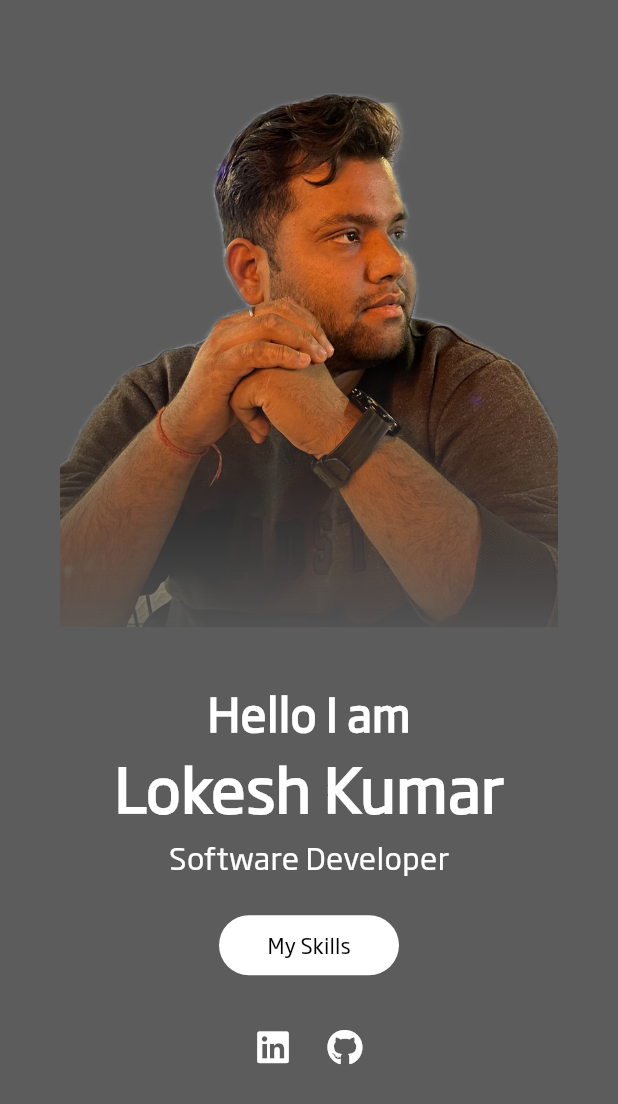
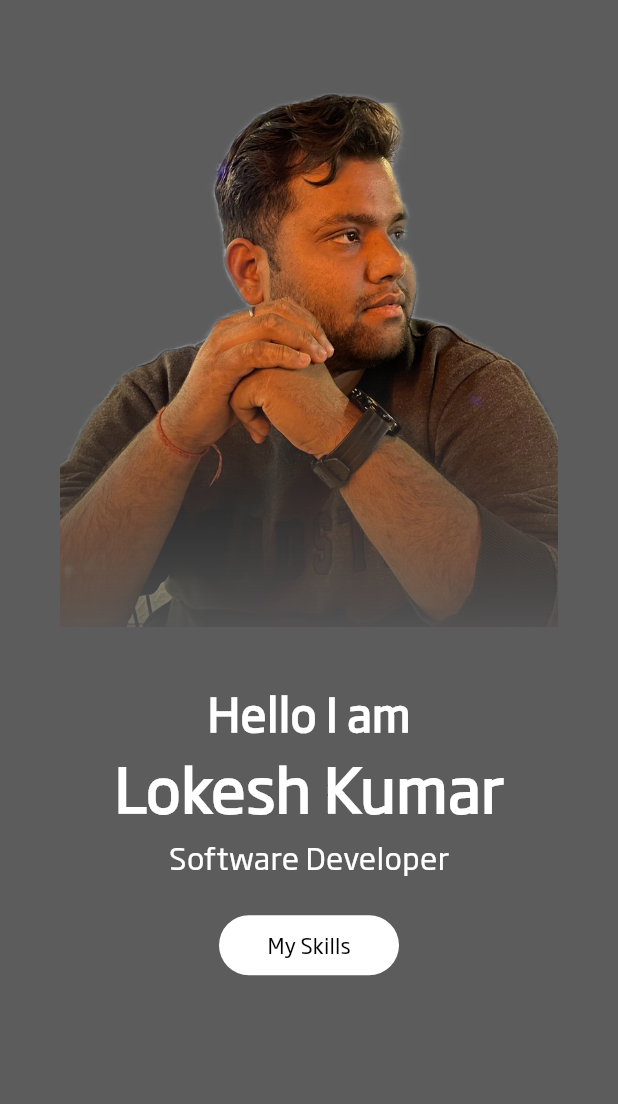
Before and after one commit to Lokesh002cse/portfolioapp, a Flutter app: the screen it shows after launch, on a phone screen of 412 x 824 dp. Shown: the top 1104 px of the screen. Run offline on Flutter 3.47's test engine with Material 3 defaults, Android fonts, the phone set to English and light mode, and no system bars; our stand-ins replace font_awesome_flutter, sliding_sheet.

Commit message:
in about page

```diff
--- a/portfolio_app/lib/about.dart
+++ b/portfolio_app/lib/about.dart
@@ -133,20 +133,6 @@ class _AboutState extends State<About> {
                     mainAxisAlignment: MainAxisAlignment.center,
                     children: [
 
-                      IconButton(
-  onPressed: () {
-    launchUrl(Uri.parse('https://www.linkedin.com/in/lokeshkmr2511/'));
-  },
-  icon: FaIcon(FontAwesomeIcons.linkedin, color: Colors.white),
-),
-
-
-                      IconButton(
-  onPressed: () {
-    launchUrl(Uri.parse('https://github.com/Lokesh002cse'));
-  },
-  icon: FaIcon(FontAwesomeIcons.github, color: Colors.white),
-),
 
                     ],
 
```
